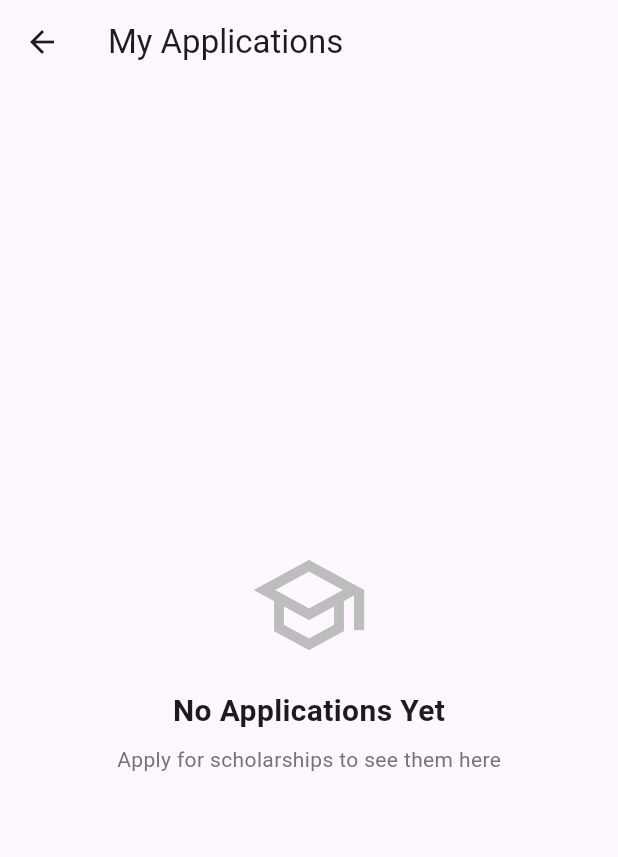
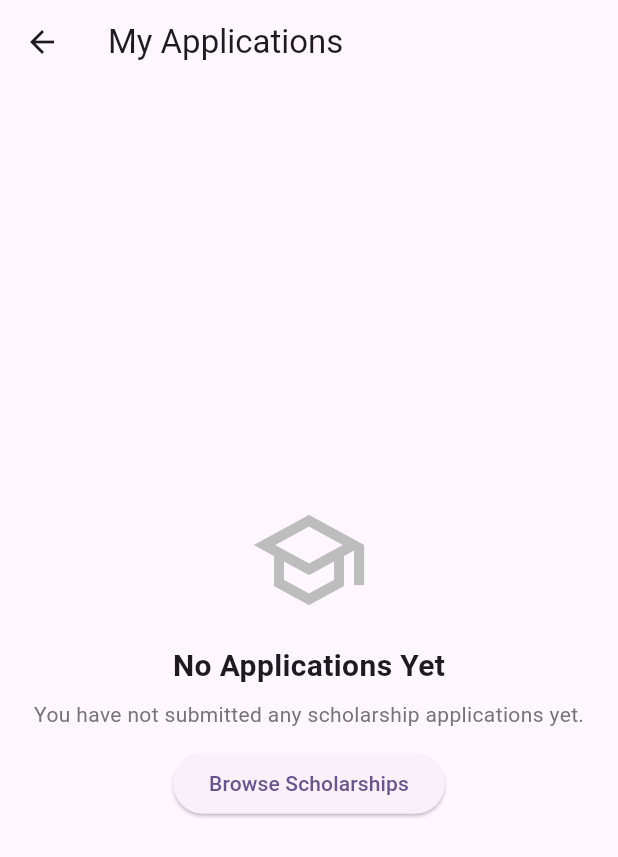
Before and after one commit to Princess09-best/ASMSLive, a Flutter app: the ApplicationsScreen screen opened directly, on a phone screen of 412 x 824 dp. Shown: the top 857 px of the screen. Run offline on Flutter 3.47's test engine with Material 3 defaults, Android fonts, the phone set to English and light mode, and no system bars; our stand-ins replace connectivity_plus, file_picker, flutter_local_notifications, flutter_secure_storage, geolocator, image_picker and 5 more; accounts and stored records are empty; project files that could hold a hidden picture were left out.

Commit message:
filter apps byy id

```diff
--- a/mobile_asms/lib/screens/applications_screen.dart
+++ b/mobile_asms/lib/screens/applications_screen.dart
@@ -1,10 +1,12 @@
 import 'package:flutter/material.dart';
 import 'package:intl/intl.dart';
 import 'dart:io';
+import 'package:provider/provider.dart';
 import '../config/app_constants.dart';
 import '../models/application.dart';
 import '../services/application_service.dart';
 import '../services/connectivity_service.dart';
+import '../providers/auth_provider.dart';
 
 class ApplicationsScreen extends StatefulWidget {
   const ApplicationsScreen({super.key});
@@ -50,7 +52,21 @@ class _ApplicationsScreenState extends State<ApplicationsScreen> {
       _isLoading = true;
     });
 
-    final applications = await ApplicationService.getApplications();
+    // Get the current user ID from AuthProvider
+    final authProvider = Provider.of<AuthProvider>(context, listen: false);
+    final currentUserId = authProvider.currentUser?.id;
+
+    List<Application> applications = [];
+    if (currentUserId != null) {
+      // Load only current user's applications
+      applications =
+          await ApplicationService.getApplicationsByUserId(currentUserId);
+      print(
+          'Loaded ${applications.length} applications for user ID: $currentUserId');
+    } else {
+      print(
+          'Warning: No user logged in or user ID is null. Cannot load applications.');
+    }
 
     setState(() {
       _applications = applications;
@@ -60,7 +76,18 @@ class _ApplicationsScreenState extends State<ApplicationsScreen> {
 
   Future<void> _syncPendingApplications() async {
     try {
-      bool synced = await _connectivityService.syncIfConnected();
+      // Get the current user ID from AuthProvider
+      final authProvider = Provider.of<AuthProvider>(context, listen: false);
+      final currentUserId = authProvider.currentUser?.id;
+
+      if (currentUserId == null) {
+        print(
+            'Warning: No user logged in or user ID is null. Cannot sync applications.');
+        return;
+      }
+
+      bool synced =
+          await _connectivityService.syncIfConnected(userId: currentUserId);
       if (synced) {
         // Reload applications to show updated status
         await _loadApplications();
@@ -72,8 +99,15 @@ class _ApplicationsScreenState extends State<ApplicationsScreen> {
 
   Future<void> _refreshApplications() async {
     await _loadApplications();
+
     if (_isConnected) {
-      await _syncPendingApplications();
+      // Get the current user ID from AuthProvider
+      final authProvider = Provider.of<AuthProvider>(context, listen: false);
+      final currentUserId = authProvider.currentUser?.id;
+
+      if (currentUserId != null) {
+        await _syncPendingApplications();
+      }
     }
   }
 
@@ -194,10 +228,18 @@ class _ApplicationsScreenState extends State<ApplicationsScreen> {
             ),
             const SizedBox(height: 8),
             const Text(
-              'Apply for scholarships to see them here',
+              'You have not submitted any scholarship applications yet.',
               style: TextStyle(
                 color: AppConstants.textSecondaryColor,
               ),
+            ),
+            const SizedBox(height: 12),
+            ElevatedButton(
+              onPressed: () {
+                // Navigate to scholarships screen
+                Navigator.pushNamed(context, '/scholarships');
+              },
+              child: const Text('Browse Scholarships'),
             ),
           ],
         ),
--- a/mobile_asms/lib/services/application_service.dart
+++ b/mobile_asms/lib/services/application_service.dart
@@ -638,7 +638,7 @@ class ApplicationService {
   }
 
   // Sync pending applications
-  static Future<void> syncPendingApplications() async {
+  static Future<void> syncPendingApplications({int? userId}) async {
     try {
       bool isConnected = await _connectivityService.isConnected();
 
@@ -651,10 +651,23 @@ class ApplicationService {
       await initApplicationDatabase();
 
       final db = await _databaseHelper.database;
+
+      // Build query based on whether userId is provided
+      String whereClause = 'isSynced = ?';
+      List<dynamic> whereArgs = [0];
+
+      if (userId != null) {
+        whereClause += ' AND userId = ?';
+        whereArgs.add(userId);
+        print('Filtering pending applications for user ID: $userId');
+      } else {
+        print('Syncing all pending applications regardless of user');
+      }
+
       final result = await db.query(
         'applications',
-        where: 'isSynced = ?',
-        whereArgs: [0],
+        where: whereClause,
+        whereArgs: whereArgs,
       );
 
       print('Found ${result.length} pending applications to sync');
@@ -771,4 +784,31 @@ class ApplicationService {
       print('Error syncing pending applications: $e');
     }
   }
+
+  // Get applications by user ID
+  static Future<List<Application>> getApplicationsByUserId(int? userId) async {
+    try {
+      await initApplicationDatabase();
+
+      if (userId == null) {
+        print(
+            'Warning: Null userId in getApplicationsByUserId, returning empty list');
+        return [];
+      }
+
+      final db = await _databaseHelper.database;
+      final result = await db.query(
+        'applications',
+        where: 'userId = ?',
+        whereArgs: [userId],
+        orderBy: 'appliedDate DESC',
+      );
+
+      print('Found ${result.length} applications for user ID: $userId');
+      return result.map((map) => Application.fromMap(map)).toList();
+    } catch (e) {
+      print('Error getting applications by user ID: $e');
+      return [];
+    }
+  }
 }
--- a/mobile_asms/lib/services/connectivity_service.dart
+++ b/mobile_asms/lib/services/connectivity_service.dart
@@ -61,11 +61,11 @@ class ConnectivityService {
   }
 
   // Manually trigger a sync if connected
-  Future<bool> syncIfConnected() async {
+  Future<bool> syncIfConnected({int? userId}) async {
     final connected = await isConnected();
     if (connected) {
       try {
-        await ApplicationService.syncPendingApplications();
+        await ApplicationService.syncPendingApplications(userId: userId);
         return true;
       } catch (e) {
         print('Error during manual sync: $e');
```
